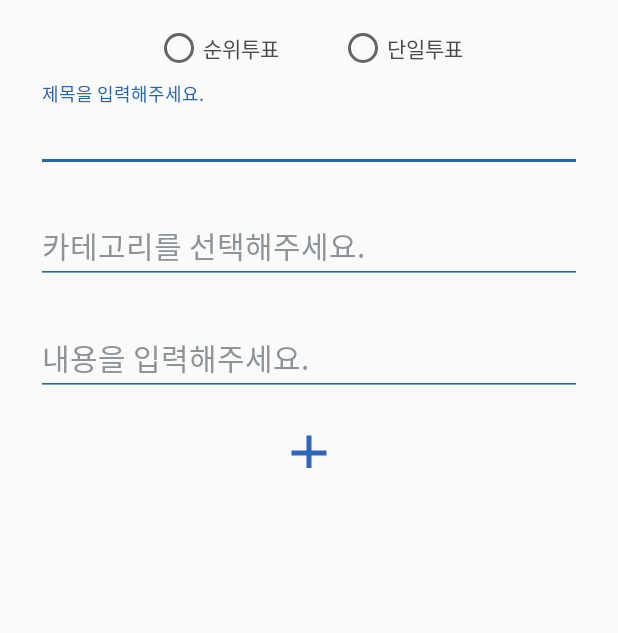
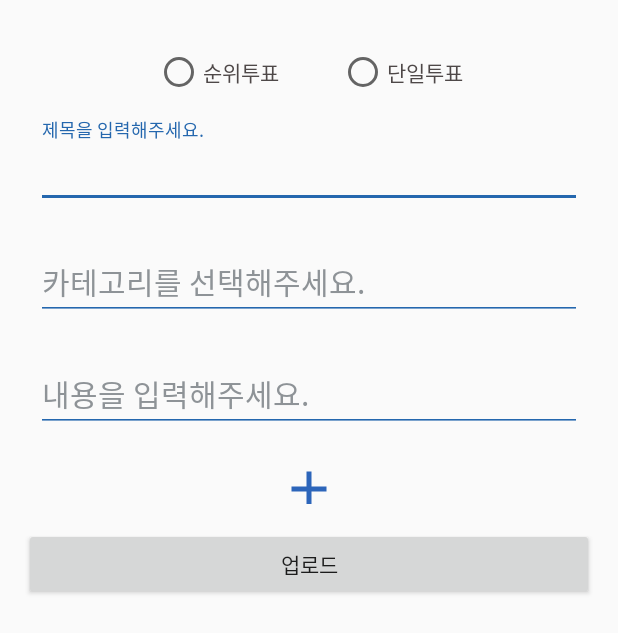
Before and after one commit to n4u1/Test130, an Android app: the UserContentsUploadActivity screen opened directly, with no data from a screen before it, on a phone screen of 412 x 824 dp. Shown: the top 633 px of the screen. Run offline under Robolectric (Android 15) with nearby library versions, the phone set to English and light mode, and no system bars; pictures from the network do not load.

Commit message:
20180727_1702_이미지팝업메뉴

```diff
--- a/app/src/main/res/layout/activity_user_contents_upload.xml
+++ b/app/src/main/res/layout/activity_user_contents_upload.xml
@@ -18,6 +18,7 @@
             android:layout_height="wrap_content"
             android:layout_gravity="center"
             android:orientation="vertical"
+            android:layout_marginTop="16dp"
             >
 
             <RadioGroup
@@ -47,9 +48,11 @@
 
 
         <android.support.design.widget.TextInputLayout
+
             android:theme="@style/TextLabel"
             android:layout_width="match_parent"
             android:layout_height="match_parent"
+            android:layout_marginTop="8dp"
             android:padding="8dp">
 
             <android.support.design.widget.TextInputEditText
@@ -95,15 +98,17 @@
         <FrameLayout
             android:id="@+id/frameLayout_addContent"
             android:padding="10dp"
+            android:layout_marginBottom="6dp"
             android:layout_width="match_parent"
             android:layout_height="50dp">
         </FrameLayout>
 
 
 
-        <!--추가된 사진(이미지뷰)-->
+        <!--         추가된 사진(이미지뷰), 사용자 업로드 사진      -->
         <android.support.v7.widget.AppCompatImageView
             android:visibility="gone"
+            android:scaleType="centerCrop"
             android:id="@+id/imageView_userAddContent_1"
             android:layout_margin="8dp"
             android:layout_width="match_parent"
@@ -112,6 +117,7 @@
 
         <android.support.v7.widget.AppCompatImageView
             android:visibility="gone"
+            android:scaleType="centerCrop"
             android:id="@+id/imageView_userAddContent_2"
             android:layout_margin="8dp"
             android:layout_width="match_parent"
@@ -120,10 +126,19 @@
 
         <android.support.v7.widget.AppCompatImageView
             android:visibility="gone"
+            android:scaleType="centerCrop"
             android:id="@+id/imageView_userAddContent_3"
             android:layout_margin="8dp"
             android:layout_width="match_parent"
             android:layout_height="200dp" />
+        <!--         추가된 사진(이미지뷰), 사용자 업로드 사진      -->
+
+
+        <android.support.v7.widget.AppCompatButton
+            android:id="@+id/button_uploadContent"
+            android:text="업로드"
+            android:layout_width="match_parent"
+            android:layout_height="wrap_content" />
 
 
 
--- /dev/null
+++ b/app/src/main/res/menu/popup_menu.xml
@@ -0,0 +1,16 @@
+<?xml version="1.0" encoding="utf-8"?>
+<menu xmlns:android="http://schemas.android.com/apk/res/android">
+
+    <item
+        android:id="@+id/one"
+        android:title="크게 보기"/>
+
+    <item
+        android:id="@+id/two"
+        android:title="수정"/>
+
+    <item
+        android:id="@+id/three"
+        android:title="삭제"/>
+
+</menu>
```
Also changed, not shown: app/src/main/java/com/example/n4u1/test130/views/UserContentsUploadActivity.java (+63 -21 lines).
